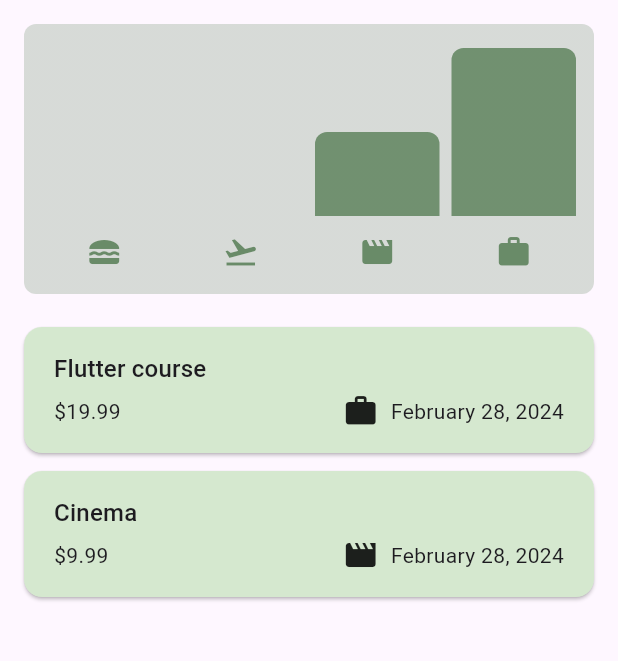
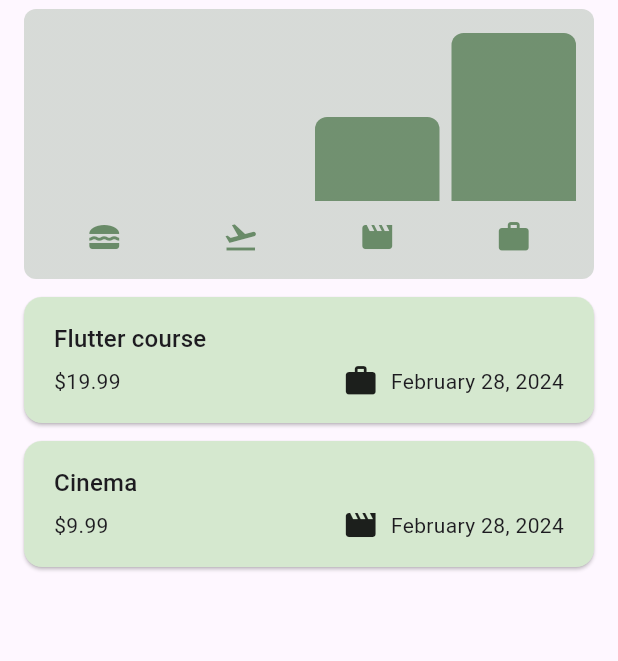
Before and after one commit to Eoic/simple-flutter-apps, a Flutter app: the screen it shows after launch, on a phone screen of 412 x 824 dp, the part 84-745 px from its top. Run offline on Flutter 3.47's test engine with Material 3 defaults, Android fonts, the phone set to English and light mode, and no system bars; our stand-ins replace google_fonts.

Commit message:
Add responsiveness in landscape mode.

```diff
--- a/expenses/lib/widgets/chart/chart.dart
+++ b/expenses/lib/widgets/chart/chart.dart
@@ -36,7 +36,7 @@ class Chart extends StatelessWidget {
     final isDarkMode =
         MediaQuery.of(context).platformBrightness == Brightness.dark;
     return Container(
-      margin: const EdgeInsets.all(16),
+      margin: const EdgeInsets.symmetric(horizontal: 16, vertical: 6,),
       padding: const EdgeInsets.symmetric(
         vertical: 16,
         horizontal: 8,
--- a/expenses/lib/widgets/expenses.dart
+++ b/expenses/lib/widgets/expenses.dart
@@ -1,6 +1,6 @@
+import 'package:expenses/models/expense.dart';
 import 'package:expenses/widgets/chart/chart.dart';
 import 'package:expenses/widgets/expenses_list/expenses_list.dart';
-import 'package:expenses/models/expense.dart';
 import 'package:expenses/widgets/new_expense.dart';
 import 'package:flutter/material.dart';
 
@@ -58,6 +58,7 @@ class _ExpensesState extends State<Expenses> {
     showModalBottomSheet(
       showDragHandle: true,
       isScrollControlled: true,
+      useSafeArea: true,
       context: context,
       builder: (BuildContext context) {
         return NewExpense(
@@ -69,15 +70,19 @@ class _ExpensesState extends State<Expenses> {
 
   @override
   Widget build(BuildContext context) {
+    var isWide = MediaQuery.of(context).size.width >= 600;
+
     Widget mainContent = const Center(
-      child: Row(
-        mainAxisAlignment: MainAxisAlignment.center,
-        children: [
-          Icon(Icons.check, size: 32,),
-          SizedBox(width: 8,),
+      child: Row(mainAxisAlignment: MainAxisAlignment.center, children: [
+        Icon(
+          Icons.check,
+          size: 32,
+        ),
+        SizedBox(
+          width: 8,
+        ),
         Text('No expenses yet.'),
-        ]
-      ),
+      ]),
     );
 
     if (expenses.isNotEmpty) {
@@ -97,7 +102,19 @@ class _ExpensesState extends State<Expenses> {
           )
         ],
       ),
-      body: Column(
+      body: isWide
+          ? Row(
+              crossAxisAlignment: CrossAxisAlignment.start,
+              children: [
+                Expanded(
+                  child: Chart(expenses: expenses),
+                ),
+                Expanded(
+                  child: mainContent,
+                ),
+              ],
+            )
+          : Column(
               mainAxisAlignment: MainAxisAlignment.start,
               children: [
                 Chart(expenses: expenses),
--- a/expenses/lib/widgets/expenses_list/expenses_list.dart
+++ b/expenses/lib/widgets/expenses_list/expenses_list.dart
@@ -19,7 +19,7 @@ class ExpensesList extends StatelessWidget {
       itemCount: expenses.length,
       itemBuilder: (BuildContext context, int index) {
         return Dismissible(
-          key: ValueKey(index),
+          key: Key(expenses[index].id),
           background: Container(
             color: Theme.of(context).colorScheme.errorContainer,
             margin: EdgeInsets.symmetric(horizontal: Theme.of(context).cardTheme.margin!.horizontal),
```
Also changed, not shown: expenses/lib/main.dart (+11 -1 lines), expenses/lib/widgets/new_expense.dart (+8 -1 lines). Lines whose indentation alone changed are shown as unchanged.
